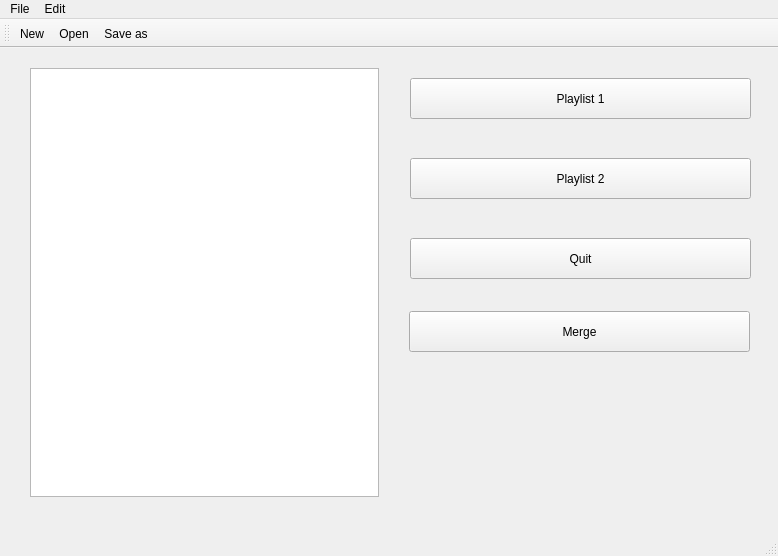
The window that Spotimerge/mainwindow.ui (EduardoJacinto/Spotimerge) describes before a commit, drawn with Qt 5.
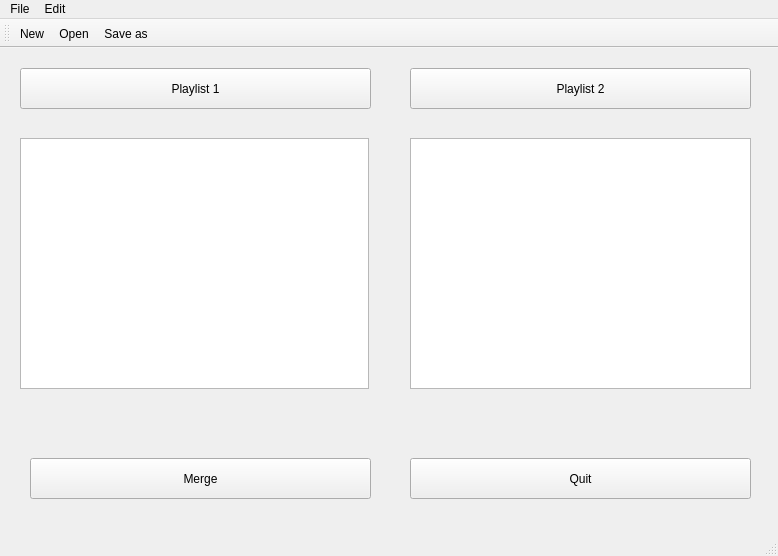
The same window after the commit. Icons and pictures are not drawn.

Commit message: created another text edit files and got merge to work

The edit to the form file:
```diff
--- a/Spotimerge/mainwindow.ui
+++ b/Spotimerge/mainwindow.ui
@@ -26,22 +26,11 @@
    <string>MainWindow</string>
   </property>
   <widget class="QWidget" name="centralwidget">
-   <widget class="QWidget" name="verticalLayoutWidget">
-    <property name="geometry">
-     <rect>
-      <x>30</x>
-      <y>70</y>
-      <width>351</width>
-      <height>431</height>
-     </rect>
-    </property>
-    <layout class="QVBoxLayout" name="verticalLayout"/>
-   </widget>
    <widget class="QPushButton" name="playlist2Button">
     <property name="geometry">
      <rect>
       <x>410</x>
-      <y>110</y>
+      <y>20</y>
       <width>341</width>
       <height>41</height>
      </rect>
@@ -53,9 +42,9 @@
    <widget class="QPushButton" name="playlist1Button">
     <property name="geometry">
      <rect>
-      <x>410</x>
-      <y>30</y>
-      <width>341</width>
+      <x>20</x>
+      <y>20</y>
+      <width>351</width>
       <height>41</height>
      </rect>
     </property>
@@ -66,10 +55,10 @@
    <widget class="QTextEdit" name="textEdit">
     <property name="geometry">
      <rect>
-      <x>30</x>
-      <y>20</y>
+      <x>20</x>
+      <y>90</y>
       <width>349</width>
-      <height>429</height>
+      <height>251</height>
      </rect>
     </property>
    </widget>
@@ -77,7 +66,7 @@
     <property name="geometry">
      <rect>
       <x>410</x>
-      <y>190</y>
+      <y>410</y>
       <width>341</width>
       <height>41</height>
      </rect>
@@ -89,8 +78,8 @@
    <widget class="QPushButton" name="MergeButton">
     <property name="geometry">
      <rect>
-      <x>409</x>
-      <y>263</y>
+      <x>30</x>
+      <y>410</y>
       <width>341</width>
       <height>41</height>
      </rect>
@@ -99,6 +88,16 @@
      <string>Merge</string>
     </property>
    </widget>
+   <widget class="QTextEdit" name="textEdit2">
+    <property name="geometry">
+     <rect>
+      <x>410</x>
+      <y>90</y>
+      <width>341</width>
+      <height>251</height>
+     </rect>
+    </property>
+   </widget>
   </widget>
   <widget class="QMenuBar" name="menubar">
    <property name="geometry">
```
The commit also changes 2 other files.
